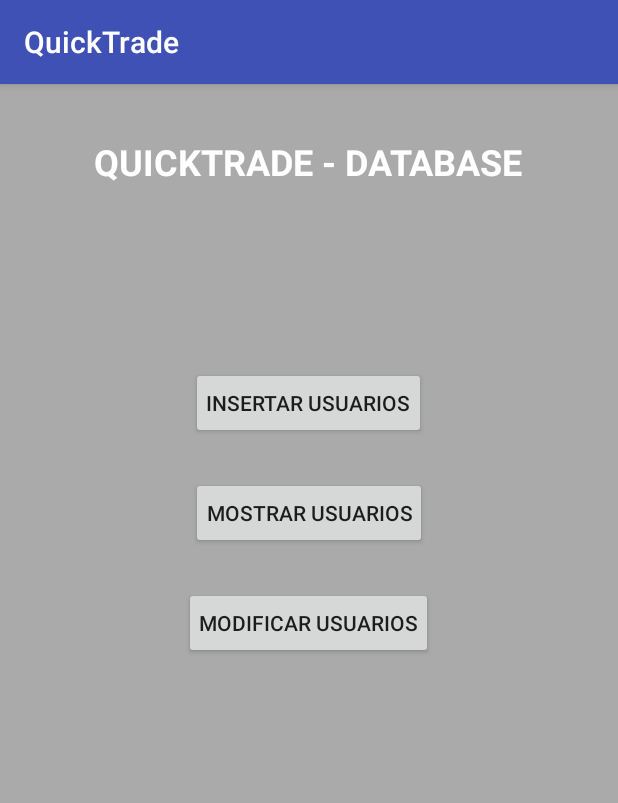
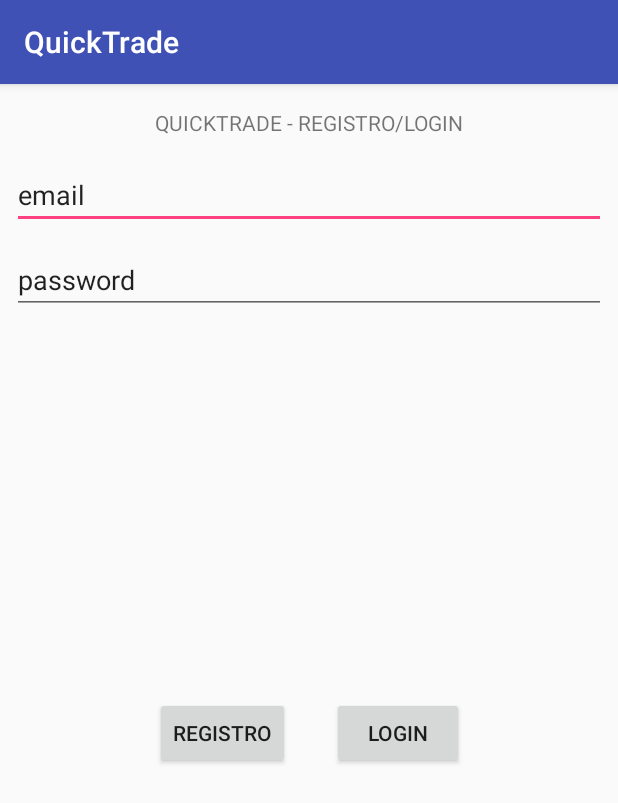
Before and after one commit to jopegi/Programacion_Multimedia, an Android app: the screen it shows after launch (MainActivity before the commit, RegistrarActivity after it), on a phone screen of 412 x 824 dp. Shown: the top 803 px of the screen. Run offline under Robolectric (Android 15) with nearby library versions, the phone set to English and light mode, and no system bars; our stand-ins replace Firebase (no records; nobody signed in at launch, a user with empty details on screens opened directly).

Commit message:
Acceso a Datos: QuikTrad.actividad 5c - Registro-Login de usuarios ( actividad…

```diff
--- /dev/null
+++ b/QuickTrade/app/src/main/java/josevi/android/com/quicktrade/RegistrarActivity.java
@@ -0,0 +1,139 @@
+package josevi.android.com.quicktrade;
+
+import android.content.Intent;
+import android.support.annotation.NonNull;
+import android.support.v7.app.AppCompatActivity;
+import android.os.Bundle;
+import android.view.View;
+import android.widget.Button;
+import android.widget.EditText;
+import android.widget.Toast;
+
+import com.google.android.gms.tasks.OnCompleteListener;
+import com.google.android.gms.tasks.Task;
+import com.google.firebase.auth.AuthResult;
+import com.google.firebase.auth.FirebaseAuth;
+import com.google.firebase.auth.FirebaseUser;
+
+public class RegistrarActivity extends AppCompatActivity {
+
+    private EditText cajaEmail;
+    private EditText cajaPassword;
+    private EditText cajaNick;
+    private EditText cajaNombre;
+    private EditText cajaApellidos;
+    private EditText cajaDireccion;
+
+    private Button botonRegistro;
+    private Button botonLogin;
+
+    private FirebaseAuth mAuth;
+
+
+
+
+    @Override
+    protected void onCreate(Bundle savedInstanceState) {
+        super.onCreate(savedInstanceState);
+        setContentView(R.layout.activity_registrar);
+
+        cajaEmail = (EditText) findViewById(R.id.editTextEmail);
+        cajaPassword = (EditText) findViewById(R.id.editTextPassword);
+        cajaNick = (EditText) findViewById(R.id.editTextNick);
+        cajaNombre = (EditText) findViewById(R.id.editTextNombre);
+        cajaApellidos = (EditText) findViewById(R.id.editTextApellidos);
+        cajaDireccion = (EditText) findViewById(R.id.editTextDireccion);
+
+        botonRegistro = (Button) findViewById(R.id.btnRegistro);
+        botonLogin = (Button) findViewById(R.id.btnLogin);
+
+        botonRegistro.setOnClickListener(new View.OnClickListener() {
+            @Override
+            public void onClick(View v) {
+
+                String email = cajaEmail.getText().toString();
+                String password = cajaPassword.getText().toString();
+
+                registrar(email,password);
+
+            }
+        });
+
+        botonLogin.setOnClickListener(new View.OnClickListener() {
+            @Override
+            public void onClick(View v) {
+
+                String email = cajaEmail.getText().toString();
+                String password = cajaPassword.getText().toString();
+
+                login(email,password);
+
+            }
+        });
+    }
+
+    public void registrar (String email,String password){
+
+        mAuth = FirebaseAuth.getInstance();
+
+        mAuth.createUserWithEmailAndPassword(email, password)
+                .addOnCompleteListener(this, new OnCompleteListener<AuthResult>() {
+                    @Override
+                    public void onComplete(@NonNull Task<AuthResult> task) {
+                        if (task.isSuccessful()) {
+
+                            FirebaseUser user = mAuth.getCurrentUser();
+
+                            Toast.makeText(RegistrarActivity.this, "Register success."+"User: "+user.getUid(),
+                                    Toast.LENGTH_SHORT).show();
+
+                            mAuth.signOut();
+
+                        } else {
+
+                            Toast.makeText(RegistrarActivity.this, "Register failed. "+task.getException(),
+                                    Toast.LENGTH_SHORT).show();
+
+                        }
+
+                    }
+                });
+    }
+
+    public void login (String email,String password){
+
+        mAuth = FirebaseAuth.getInstance();
+
+        mAuth.signInWithEmailAndPassword(email, password)
+                .addOnCompleteListener(this, new OnCompleteListener<AuthResult>() {
+                    @Override
+                    public void onComplete(@NonNull Task<AuthResult> task) {
+                        if (task.isSuccessful()) {
+
+                            FirebaseUser user = mAuth.getCurrentUser();
+
+                            Toast.makeText(RegistrarActivity.this, "Signin successful."+"User: "+user.getUid(),
+                                    Toast.LENGTH_SHORT).show();
+
+                            //Guardamos el Uid del usuario logeado en una variable
+                            String UidUsuario = user.getUid();
+
+                            Intent intentoLoginOk = new Intent(RegistrarActivity.this, MainActivity.class);
+                            //Pasamos el Uid del usuario al MainActivity  mediante el método putExtra
+                            //del intent
+                            intentoLoginOk.putExtra("Uid", UidUsuario);
+
+                            //Lanzamos en intent
+                            startActivity(intentoLoginOk);
+
+                        } else {
+
+                            Toast.makeText(RegistrarActivity.this, "Signin failed.",
+                                    Toast.LENGTH_SHORT).show();
+
+                        }
+
+                    }
+                });
+    }
+}
--- a/QuickTrade/app/src/main/res/layout/activity_main.xml
+++ b/QuickTrade/app/src/main/res/layout/activity_main.xml
@@ -28,15 +28,15 @@
         android:layout_centerHorizontal="true"
         android:layout_marginTop="85dp"
         android:padding="10dp"
-        android:text="Insertar usuarios" />
+        android:text="Insertar datos usuario" />
 
     <Button
         android:id="@+id/btnMostrar"
         android:layout_width="wrap_content"
         android:layout_height="wrap_content"
-        android:layout_alignStart="@+id/btnInsertar"
-        android:layout_below="@+id/btnInsertar"
-        android:layout_marginTop="25dp"
+        android:layout_below="@+id/btnModificar"
+        android:layout_centerHorizontal="true"
+        android:layout_marginTop="29dp"
         android:padding="10dp"
         android:text="Mostrar Usuarios" />
 
@@ -44,9 +44,19 @@
         android:id="@+id/btnModificar"
         android:layout_width="wrap_content"
         android:layout_height="wrap_content"
+
+        android:layout_below="@+id/btnInsertar"
+        android:layout_centerHorizontal="true"
+        android:layout_marginTop="25dp"
+        android:padding="10dp"
+        android:text="Modificar datos usuario" />
+
+    <Button
+        android:id="@+id/btnProductos"
+        android:layout_width="wrap_content"
+        android:layout_height="wrap_content"
         android:layout_below="@+id/btnMostrar"
         android:layout_centerHorizontal="true"
         android:layout_marginTop="25dp"
-        android:padding="10dp"
-        android:text="Modificar usuarios" />
+        android:text="Productos" />
 </RelativeLayout>
--- /dev/null
+++ b/QuickTrade/app/src/main/res/layout/activity_registrar.xml
@@ -0,0 +1,140 @@
+<?xml version="1.0" encoding="utf-8"?>
+<android.support.constraint.ConstraintLayout xmlns:android="http://schemas.android.com/apk/res/android"
+    xmlns:app="http://schemas.android.com/apk/res-auto"
+    xmlns:tools="http://schemas.android.com/tools"
+    android:layout_width="match_parent"
+    android:layout_height="match_parent"
+    tools:context="josevi.android.com.quicktrade.RegistrarActivity"
+    tools:layout_editor_absoluteY="81dp">
+
+    <TextView
+        android:id="@+id/labelInfo"
+        android:layout_width="wrap_content"
+        android:layout_height="wrap_content"
+        android:layout_marginTop="16dp"
+        android:text="QUICKTRADE - REGISTRO/LOGIN"
+        app:layout_constraintEnd_toEndOf="parent"
+        app:layout_constraintStart_toStartOf="parent"
+        app:layout_constraintTop_toTopOf="parent"
+        tools:layout_constraintLeft_creator="1"
+        tools:layout_constraintRight_creator="1" />
+
+    <EditText
+        android:id="@+id/editTextEmail"
+        android:layout_width="0dp"
+        android:layout_height="wrap_content"
+        android:layout_marginEnd="8dp"
+        android:layout_marginStart="8dp"
+        android:layout_marginTop="16dp"
+        android:ems="10"
+        android:inputType="textPersonName"
+        android:text="email"
+        app:layout_constraintEnd_toEndOf="parent"
+        app:layout_constraintStart_toStartOf="parent"
+        app:layout_constraintTop_toBottomOf="@+id/labelInfo"
+        tools:layout_constraintTop_creator="1" />
+
+    <EditText
+        android:id="@+id/editTextPassword"
+        android:layout_width="0dp"
+        android:layout_height="wrap_content"
+        android:layout_marginEnd="8dp"
+        android:layout_marginStart="8dp"
+        android:layout_marginTop="11dp"
+        android:ems="10"
+        android:inputType="textPersonName"
+        android:text="password"
+        app:layout_constraintEnd_toEndOf="parent"
+        app:layout_constraintStart_toStartOf="parent"
+        app:layout_constraintTop_toBottomOf="@+id/editTextEmail"
+        tools:layout_constraintLeft_creator="1"
+        tools:layout_constraintRight_creator="1"
+        tools:layout_constraintTop_creator="1" />
+
+    <Button
+        android:id="@+id/btnRegistro"
+        android:layout_width="wrap_content"
+        android:layout_height="wrap_content"
+        android:layout_marginEnd="28dp"
+        android:text="Registro"
+        app:layout_constraintBaseline_toBaselineOf="@+id/btnLogin"
+        app:layout_constraintEnd_toStartOf="@+id/btnLogin"
+        app:layout_constraintHorizontal_chainStyle="packed"
+        app:layout_constraintStart_toStartOf="parent"
+        tools:layout_constraintLeft_creator="1"
+        tools:layout_constraintRight_creator="1"
+        tools:layout_constraintTop_creator="1" />
+
+    <Button
+        android:id="@+id/btnLogin"
+        android:layout_width="wrap_content"
+        android:layout_height="wrap_content"
+        android:layout_marginTop="30dp"
+        android:text="Login"
+        app:layout_constraintEnd_toEndOf="parent"
+        app:layout_constraintStart_toEndOf="@+id/btnRegistro"
+        app:layout_constraintTop_toBottomOf="@+id/editTextDireccion"
+        tools:layout_constraintLeft_creator="1"
+        tools:layout_constraintRight_creator="1"
+        tools:layout_constraintTop_creator="1" />
+
+    <EditText
+        android:id="@+id/editTextNombre"
+        android:layout_width="0dp"
+        android:layout_height="wrap_content"
+        android:layout_marginEnd="8dp"
+        android:layout_marginStart="8dp"
+        android:layout_marginTop="11dp"
+        android:ems="10"
+        android:inputType="textPersonName"
+        android:text="Nombre"
+        app:layout_constraintEnd_toEndOf="parent"
+        app:layout_constraintStart_toStartOf="parent"
+        app:layout_constraintTop_toBottomOf="@+id/editTextNick"
+        android:visibility="invisible"/>
+
+    <EditText
+        android:id="@+id/editTextApellidos"
+        android:layout_width="0dp"
+        android:layout_height="wrap_content"
+        android:layout_marginEnd="8dp"
+        android:layout_marginStart="8dp"
+        android:layout_marginTop="12dp"
+        android:ems="10"
+        android:inputType="textPersonName"
+        android:text="Apellidos"
+        app:layout_constraintEnd_toEndOf="parent"
+        app:layout_constraintStart_toStartOf="parent"
+        app:layout_constraintTop_toBottomOf="@+id/editTextNombre"
+        android:visibility="invisible"/>
+
+    <EditText
+        android:id="@+id/editTextDireccion"
+        android:layout_width="0dp"
+        android:layout_height="wrap_content"
+        android:layout_marginEnd="8dp"
+        android:layout_marginStart="8dp"
+        android:layout_marginTop="11dp"
+        android:ems="10"
+        android:inputType="textPersonName"
+        android:text="Dirección"
+        app:layout_constraintEnd_toEndOf="parent"
+        app:layout_constraintStart_toStartOf="parent"
+        app:layout_constraintTop_toBottomOf="@+id/editTextApellidos"
+        android:visibility="invisible"/>
+
+    <EditText
+        android:id="@+id/editTextNick"
+        android:layout_width="0dp"
+        android:layout_height="wrap_content"
+        android:layout_marginEnd="8dp"
+        android:layout_marginStart="8dp"
+        android:layout_marginTop="9dp"
+        android:ems="10"
+        android:inputType="textPersonName"
+        android:text="Nick"
+        app:layout_constraintEnd_toEndOf="parent"
+        app:layout_constraintStart_toStartOf="parent"
+        app:layout_constraintTop_toBottomOf="@+id/editTextPassword"
+        android:visibility="invisible"/>
+</android.support.constraint.ConstraintLayout>
--- a/QuickTrade/build.gradle
+++ b/QuickTrade/build.gradle
@@ -5,7 +5,7 @@ buildscript {
         jcenter()
     }
     dependencies {
-        classpath 'com.android.tools.build:gradle:2.3.3'
+        classpath 'com.android.tools.build:gradle:3.0.1'
 
         // NOTE: Do not place your application dependencies here; they belong
         // in the individual module build.gradle files
```
Also changed, not shown: QuickTrade/app/build.gradle (+12 -0 lines), QuickTrade/app/src/main/AndroidManifest.xml (+11 -2 lines), QuickTrade/gradle/wrapper/gradle-wrapper.properties.
